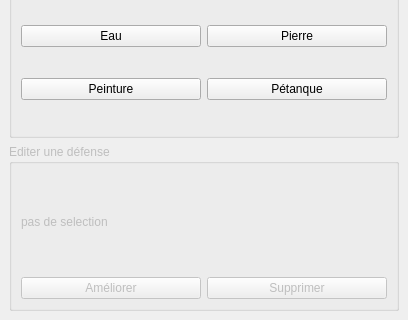
First picture: the form in src/dock.ui, repository farnyser/towerdefense, before the edit; both pictures show x 0 to 408 and y 345 to 665 of the 408 by 665 pixel window.
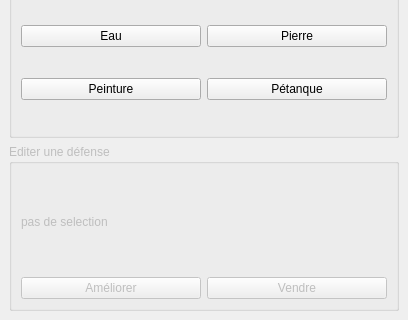
Second picture: the form after the edit.

Commit message: Amelioration/Vente des Tower. + Informations de cout dans l'interface.

Diff of the .ui file:
```diff
--- a/src/dock.ui
+++ b/src/dock.ui
@@ -139,7 +139,7 @@
          <item>
           <widget class="QPushButton" name="pushButton_3">
            <property name="text">
-            <string>Supprimer</string>
+            <string>Vendre</string>
            </property>
           </widget>
          </item>
```
Left out of the diff: 4 changed lines with no effect on the pictures. The commit also changes 6 other files.
